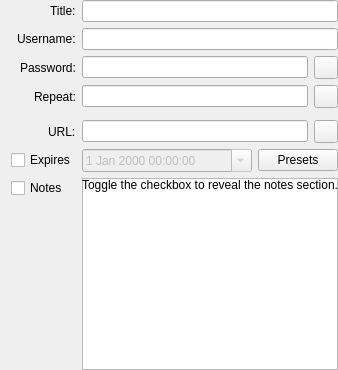
This is src/gui/entry/EditEntryWidgetMain.ui in iluminat23/keepassxc-debian as Qt 5 draws it before an edit. The edited form follows.
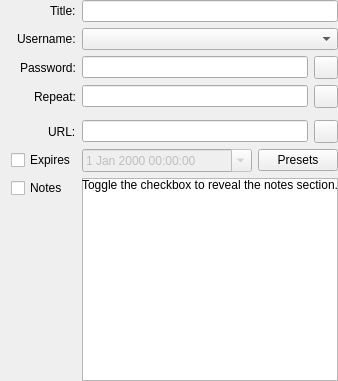
This is the edited form. Custom widgets are drawn as their Qt base class.

Diff of the .ui file:
```diff
--- a/src/gui/entry/EditEntryWidgetMain.ui
+++ b/src/gui/entry/EditEntryWidgetMain.ui
@@ -2,6 +2,14 @@
 <ui version="4.0">
  <class>EditEntryWidgetMain</class>
  <widget class="QWidget" name="EditEntryWidgetMain">
+  <property name="geometry">
+   <rect>
+    <x>0</x>
+    <y>0</y>
+    <width>329</width>
+    <height>381</height>
+   </rect>
+  </property>
   <layout class="QGridLayout" name="gridLayout_3">
    <property name="topMargin">
     <number>0</number>
@@ -164,7 +172,11 @@
     <widget class="QLineEdit" name="titleEdit"/>
    </item>
    <item row="1" column="1">
-    <widget class="QLineEdit" name="usernameEdit"/>
+    <widget class="QComboBox" name="usernameComboBox">
+     <property name="accessibleName">
+      <string>Username field</string>
+     </property>
+    </widget>
    </item>
    <item row="7" column="0" alignment="Qt::AlignRight">
     <widget class="QCheckBox" name="expireCheck">
@@ -188,6 +200,12 @@
    <header>gui/PasswordEdit.h</header>
    <container>1</container>
   </customwidget>
+  <customwidget>
+   <class>URLEdit</class>
+   <extends>QLineEdit</extends>
+   <header>gui/URLEdit.h</header>
+   <container>1</container>
+  </customwidget>
  </customwidgets>
  <tabstops>
   <tabstop>titleEdit</tabstop>
```
Left out of the diff: 67 changed lines with no effect on the pictures.
